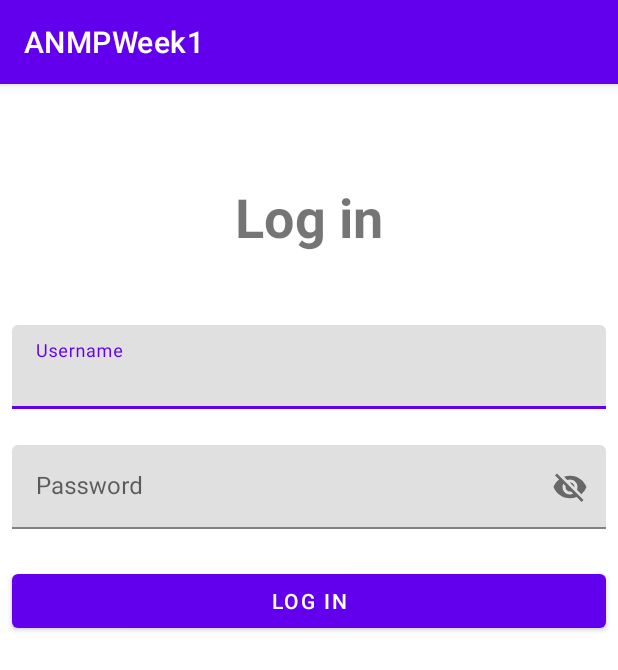
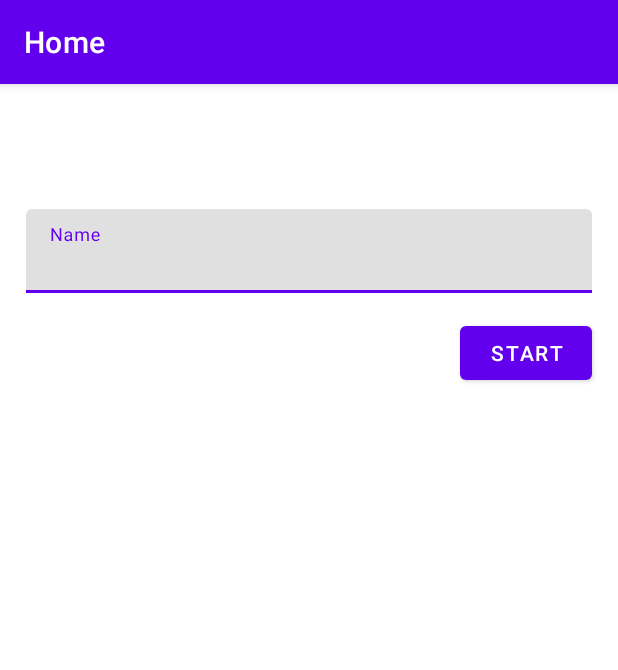
Before and after one commit to baumkuchenn/ANMPWeek1, an Android app: the screen it shows after launch (LoginActivity before the commit, MainActivity after it), on a phone screen of 412 x 824 dp. Shown: the top 670 px of the screen. Run offline under Robolectric (Android 15) with nearby library versions, the phone set to English and light mode, and no system bars; our stand-ins replace navigation-ui.

Commit message:
Tambah : + Fix fragment problem + Navigation + Argument

```diff
--- a/app/build.gradle.kts
+++ b/app/build.gradle.kts
@@ -6,7 +6,7 @@ plugins {
 
 android {
     namespace = "com.misoramen.anmpweek1"
-    compileSdk = 33
+    compileSdk = 34
 
     defaultConfig {
         applicationId = "com.misoramen.anmpweek1"
--- a/app/src/main/AndroidManifest.xml
+++ b/app/src/main/AndroidManifest.xml
@@ -13,7 +13,7 @@
         android:theme="@style/Theme.ANMPWeek1"
         tools:targetApi="31">
         <activity
-            android:name=".LoginActivity"
+            android:name=".MainActivity"
             android:exported="true">
             <intent-filter>
                 <action android:name="android.intent.action.MAIN" />
@@ -21,6 +21,10 @@
                 <category android:name="android.intent.category.LAUNCHER" />
             </intent-filter>
         </activity>
+        <activity
+            android:name=".LoginActivity"
+            android:exported="false">
+        </activity>
     </application>
 
 </manifest>
--- a/app/src/main/java/com/misoramen/anmpweek1/GameFragment.kt
+++ b/app/src/main/java/com/misoramen/anmpweek1/GameFragment.kt
@@ -5,6 +5,7 @@ import androidx.fragment.app.Fragment
 import android.view.LayoutInflater
 import android.view.View
 import android.view.ViewGroup
+import androidx.navigation.Navigation
 import com.misoramen.anmpweek1.databinding.FragmentGameBinding
 
 class GameFragment : Fragment() {
@@ -20,5 +21,13 @@ class GameFragment : Fragment() {
 
     override fun onViewCreated(view: View, savedInstanceState: Bundle?) {
         super.onViewCreated(view, savedInstanceState)
+        if(arguments != null){
+            val playerName = GameFragmentArgs.fromBundle(requireArguments()).name
+            binding.textViewTurn.text = "$playerName's Turn"
+        }
+        binding.buttonBack.setOnClickListener {
+            val action = GameFragmentDirections.actionMainFragment()
+            Navigation.findNavController(it).navigate(action)
+        }
     }
 }
--- /dev/null
+++ b/app/src/main/java/com/misoramen/anmpweek1/MainActivity.kt
@@ -0,0 +1,21 @@
+package com.misoramen.anmpweek1
+
+import androidx.appcompat.app.AppCompatActivity
+import android.os.Bundle
+import androidx.navigation.NavController
+import androidx.navigation.fragment.NavHostFragment
+import androidx.navigation.ui.NavigationUI
+
+class MainActivity : AppCompatActivity() {
+    private lateinit var navController: NavController
+    override fun onCreate(savedInstanceState: Bundle?) {
+        super.onCreate(savedInstanceState)
+        setContentView(R.layout.activity_main)
+        navController = (supportFragmentManager.findFragmentById(R.id.navHost) as NavHostFragment).navController
+        NavigationUI.setupActionBarWithNavController(this, navController)
+    }
+
+    override fun onSupportNavigateUp(): Boolean {
+        return navController.navigateUp()
+    }
+}
--- a/app/src/main/java/com/misoramen/anmpweek1/MainFragment.kt
+++ b/app/src/main/java/com/misoramen/anmpweek1/MainFragment.kt
@@ -5,6 +5,7 @@ import androidx.fragment.app.Fragment
 import android.view.LayoutInflater
 import android.view.View
 import android.view.ViewGroup
+import androidx.navigation.Navigation
 import com.misoramen.anmpweek1.databinding.FragmentMainBinding
 
 class MainFragment : Fragment() {
@@ -20,5 +21,10 @@ class MainFragment : Fragment() {
 
     override fun onViewCreated(view: View, savedInstanceState: Bundle?) {
         super.onViewCreated(view, savedInstanceState)
+        binding.btnStart.setOnClickListener {
+            val playerName = binding.txtName.text.toString()
+            val action = MainFragmentDirections.actionGameFragment(playerName)
+            Navigation.findNavController(it).navigate(action)
+        }
     }
 }
--- /dev/null
+++ b/app/src/main/res/layout/activity_main.xml
@@ -0,0 +1,20 @@
+<?xml version="1.0" encoding="utf-8"?>
+<androidx.constraintlayout.widget.ConstraintLayout xmlns:android="http://schemas.android.com/apk/res/android"
+    xmlns:app="http://schemas.android.com/apk/res-auto"
+    xmlns:tools="http://schemas.android.com/tools"
+    android:layout_width="match_parent"
+    android:layout_height="match_parent"
+    tools:context=".MainActivity">
+
+    <androidx.fragment.app.FragmentContainerView
+        android:id="@+id/navHost"
+        android:name="androidx.navigation.fragment.NavHostFragment"
+        android:layout_width="409dp"
+        android:layout_height="729dp"
+        app:defaultNavHost="true"
+        app:layout_constraintBottom_toBottomOf="parent"
+        app:layout_constraintEnd_toEndOf="parent"
+        app:layout_constraintStart_toStartOf="parent"
+        app:layout_constraintTop_toTopOf="parent"
+        app:navGraph="@navigation/game_navigation" />
+</androidx.constraintlayout.widget.ConstraintLayout>
--- a/app/src/main/res/layout/fragment_main.xml
+++ b/app/src/main/res/layout/fragment_main.xml
@@ -11,13 +11,13 @@
         android:layout_height="match_parent">
 
         <com.google.android.material.textfield.TextInputLayout
-            android:id="@+id/textInputLayoutName"
+            android:id="@+id/TextInputLayoutName"
             android:layout_width="0dp"
             android:layout_height="wrap_content"
             android:layout_marginStart="16dp"
             android:layout_marginTop="64dp"
             android:layout_marginEnd="16dp"
-            android:hint="Player Name"
+            android:hint="Name"
             app:hintAnimationEnabled="true"
             app:hintEnabled="true"
             app:layout_constraintEnd_toEndOf="parent"
@@ -31,13 +31,13 @@
         </com.google.android.material.textfield.TextInputLayout>
 
         <Button
-            android:id="@+id/buttonStart"
+            android:id="@+id/btnStart"
             android:layout_width="wrap_content"
             android:layout_height="wrap_content"
             android:layout_marginTop="16dp"
             android:layout_marginEnd="16dp"
             android:text="Start"
             app:layout_constraintEnd_toEndOf="parent"
-            app:layout_constraintTop_toBottomOf="@+id/textInputLayoutName" />
+            app:layout_constraintTop_toBottomOf="@+id/TextInputLayoutName" />
     </androidx.constraintlayout.widget.ConstraintLayout>
 </FrameLayout>
--- a/app/src/main/res/navigation/game_navigation.xml
+++ b/app/src/main/res/navigation/game_navigation.xml
@@ -1,6 +1,33 @@
 <?xml version="1.0" encoding="utf-8"?>
 <navigation xmlns:android="http://schemas.android.com/apk/res/android"
     xmlns:app="http://schemas.android.com/apk/res-auto"
-    android:id="@+id/game_navigation">
+    xmlns:tools="http://schemas.android.com/tools"
+    android:id="@+id/game_navigation"
+    app:startDestination="@id/mainFragment">
 
+    <fragment
+        android:id="@+id/gameFragment"
+        android:name="com.misoramen.anmpweek1.GameFragment"
+        android:label="Game"
+        tools:layout="@layout/fragment_game">
+        <action
+            android:id="@+id/actionMainFragment"
+            app:destination="@id/mainFragment"
+            app:enterAnim="@android:anim/slide_in_left"
+            app:exitAnim="@android:anim/slide_out_right" />
+        <argument
+            android:name="name"
+            app:argType="string" />
+    </fragment>
+    <fragment
+        android:id="@+id/mainFragment"
+        android:name="com.misoramen.anmpweek1.MainFragment"
+        android:label="Home"
+        tools:layout="@layout/fragment_main">
+        <action
+            android:id="@+id/actionGameFragment"
+            app:destination="@id/gameFragment"
+            app:enterAnim="@android:anim/slide_in_left"
+            app:exitAnim="@android:anim/slide_out_right" />
+    </fragment>
 </navigation>
```
